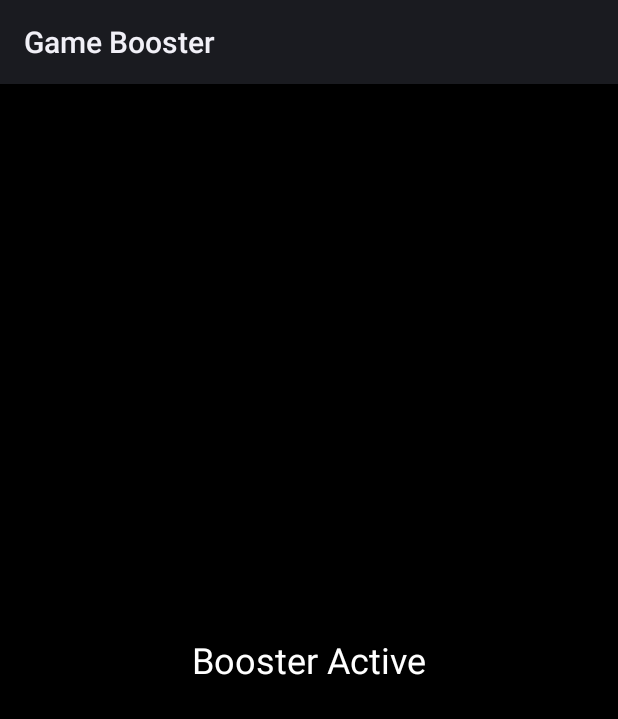
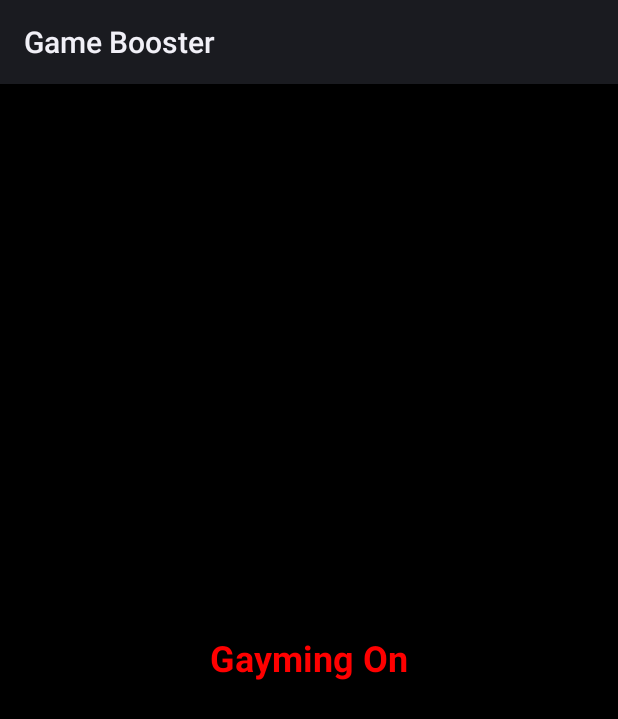
Before and after one commit to LeTanVn/vivo-booster, an Android app: the screen it shows after launch (MainActivity), on a phone screen of 412 x 824 dp. Shown: the top 719 px of the screen. Run offline under Robolectric (Android 15) with nearby library versions, the phone set to English and light mode, and no system bars.

Commit message:
Feat: Upgrade to Java 21, update icon and spinning rgb stuff

```diff
--- a/app/build.gradle
+++ b/app/build.gradle
@@ -15,8 +15,8 @@ android {
     }
 
     compileOptions {
-        sourceCompatibility JavaVersion.VERSION_17
-        targetCompatibility JavaVersion.VERSION_17
+        sourceCompatibility JavaVersion.VERSION_21
+        targetCompatibility JavaVersion.VERSION_21
     }
 }
 
--- a/app/src/main/java/com/antutu/ABenchMark/MainActivity.java
+++ b/app/src/main/java/com/antutu/ABenchMark/MainActivity.java
@@ -1,10 +1,53 @@
 package com.antutu.ABenchMark;
+
+import android.animation.ValueAnimator;
 import android.app.Activity;
+import android.graphics.Color;
 import android.os.Bundle;
+import android.view.View;
+import android.widget.TextView;
+
 public class MainActivity extends Activity {
+    private ValueAnimator animator;
+    // reuse this to avoid per-frame allocations
+    private final float[] hsv = new float[]{0f, 1f, 1f};
+
     @Override
     protected void onCreate(Bundle savedInstanceState) {
         super.onCreate(savedInstanceState);
         setContentView(R.layout.activity_main);
+        final TextView text = findViewById(R.id.gaymingText);
+
+        // ensure the TextView uses hardware layer for smooth rotation
+        text.setLayerType(View.LAYER_TYPE_HARDWARE, null);
+
+        // Single animator drives rotation (0-360) and hue (0-360)
+        animator = ValueAnimator.ofFloat(0f, 1f);
+        animator.setDuration(2000); // full cycle (ms) — tweak if you want slower/faster
+        animator.setRepeatCount(ValueAnimator.INFINITE);
+        animator.setRepeatMode(ValueAnimator.RESTART);
+        animator.addUpdateListener(animation -> {
+            float frac = (float) animation.getAnimatedValue();
+
+            // rotation: hardware-accelerated property
+            text.setRotation(frac * 360f);
+
+            // color: compute hue directly, reuse hsv array
+            hsv[0] = frac * 360f; // hue 0..360
+            // hsv[1] and hsv[2] remain 1f for vivid colors
+            int color = Color.HSVToColor(hsv);
+            text.setTextColor(color);
+        });
+        animator.start();
+    }
+
+    @Override
+    protected void onDestroy() {
+        // cancel to avoid leaks
+        if (animator != null) {
+            animator.cancel();
+            animator = null;
+        }
+        super.onDestroy();
     }
 }
--- a/app/src/main/res/layout/activity_main.xml
+++ b/app/src/main/res/layout/activity_main.xml
@@ -4,10 +4,14 @@
     android:layout_height="match_parent"
     android:gravity="center"
     android:background="#000000">
+
     <TextView
+        android:id="@+id/gaymingText"
         android:layout_width="wrap_content"
         android:layout_height="wrap_content"
-        android:text="Booster Active"
+        android:text="Gayming On"
         android:textColor="#FFFFFF"
-        android:textSize="24sp" />
+        android:textSize="24sp"
+        android:textStyle="bold"
+        android:includeFontPadding="false"/>
 </LinearLayout>
```
Also changed, not shown: app/src/main/res/mipmap-xxxhdpi/ic_launcher.png (added), app/src/main/res/mipmap-xxxhdpi/ic_launcher.webp (deleted), 1 other file.
